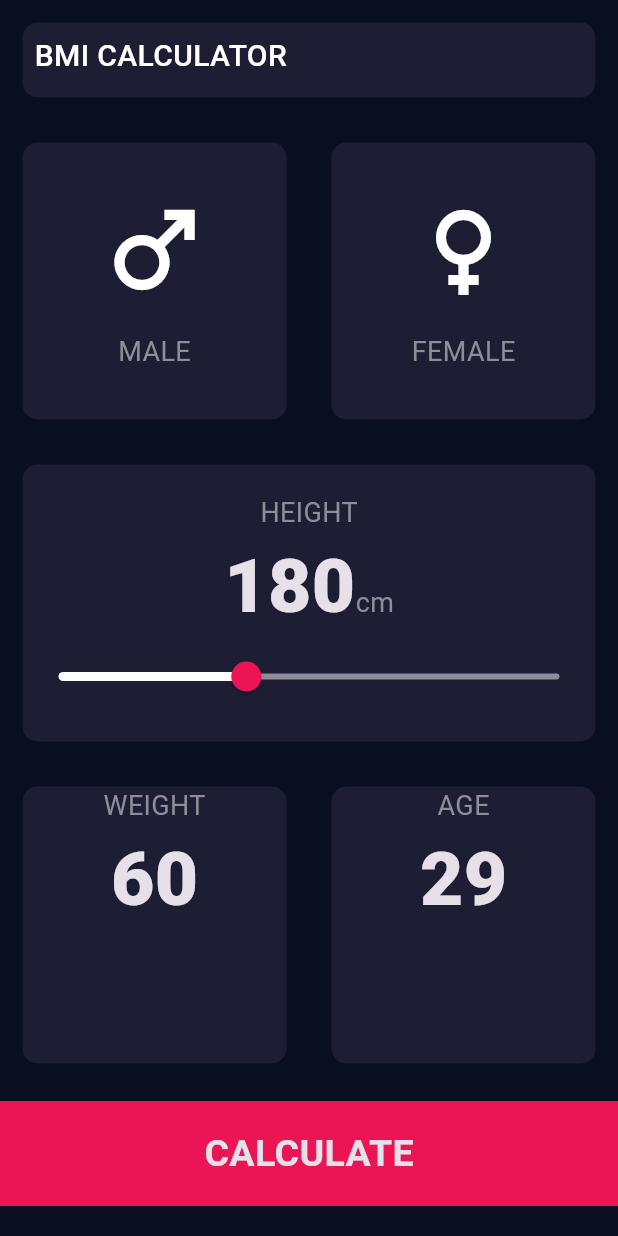
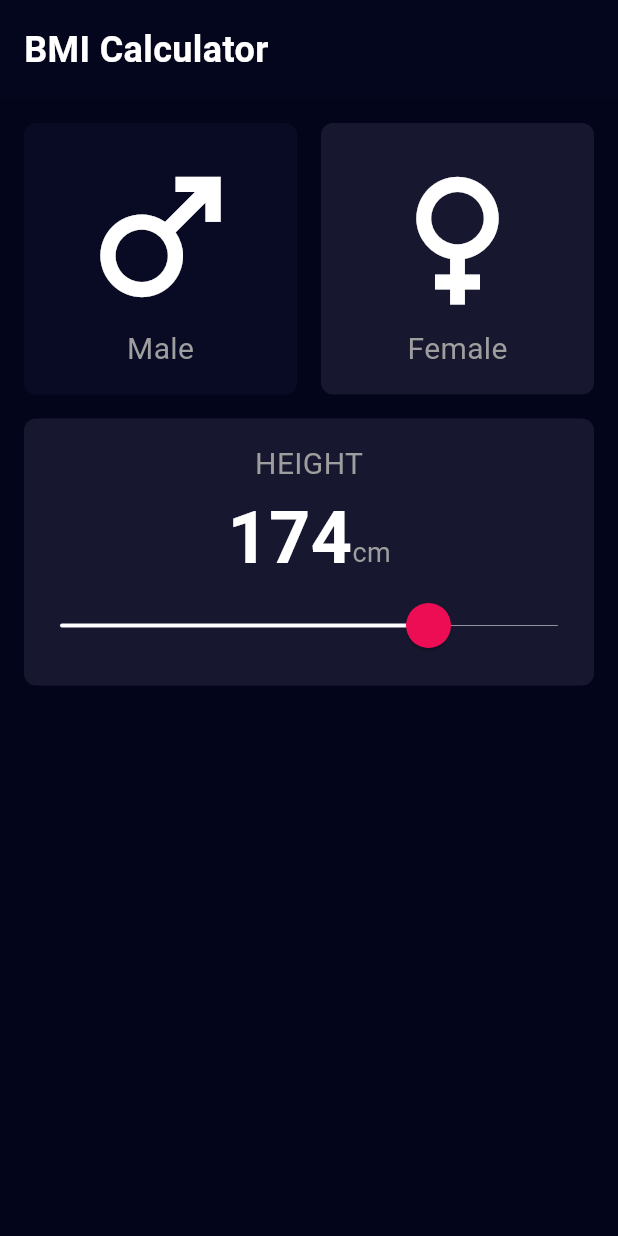
Before and after one commit to abdoSr88025/home_work, a Flutter app: the screen it shows after launch, on a phone screen of 412 x 824 dp. Run offline on Flutter 3.47's test engine with Material 3 defaults, Android fonts, the phone set to English and light mode, and no system bars.

Commit message:
bmi calculator first develop

```diff
--- a/flutter/bmi_calculator/lib/constants.dart
+++ /dev/null
@@ -1,41 +0,0 @@
-import 'package:flutter/material.dart';
-
-const kBottomContainerHeight = 80.0;
-const kActiveCardColour = Color(0xFF1D1E33);
-const kInactiveCardColour = Color(0xFF111328);
-const kBottomContainerColour = Color(0xFFEB1555);
-
-const kLabelTextStyle = TextStyle(
-  fontSize: 18.0,
-  color: Color(0xFF8D8E98),
-);
-
-const kNumberTextStyle = TextStyle(
-  fontSize: 50.0,
-  fontWeight: FontWeight.w900,
-);
-
-const kLargeButtonTextStyle = TextStyle(
-  fontSize: 25.0,
-  fontWeight: FontWeight.bold,
-);
-
-const kTitleTextStyle = TextStyle(
-  fontSize: 50.0,
-  fontWeight: FontWeight.bold,
-);
-
-const kResultTextStyle = TextStyle(
-  color: Color(0xFF24D876),
-  fontSize: 22.0,
-  fontWeight: FontWeight.bold,
-);
-
-const kBMITextStyle = TextStyle(
-  fontSize: 100.0,
-  fontWeight: FontWeight.bold,
-);
-
-const kBodyTextStyle = TextStyle(
-  fontSize: 22.0,
-);
--- /dev/null
+++ b/flutter/bmi_calculator/lib/homepage.dart
@@ -0,0 +1,30 @@
+import 'package:bmi_calculator/widgets/custom_app_bar.dart';
+import 'package:bmi_calculator/widgets/gender_selection_section.dart';
+import 'package:bmi_calculator/widgets/height_selection_item.dart';
+import 'package:flutter/material.dart';
+
+class Homepage extends StatelessWidget {
+  const Homepage({super.key});
+
+  @override
+  Widget build(BuildContext context) {
+    return Scaffold(
+      backgroundColor: Color(0xff03051A),
+      body: SafeArea(
+        child: Column(
+          children: [
+            CustomAppBar(),
+            SizedBox(height: 16),
+            Padding(
+              padding: const EdgeInsets.symmetric(horizontal: 16.0),
+              child: Column(
+                spacing: 16,
+                children: [GenderSelectionSection(), HeightSelectionItem()],
+              ),
+            ),
+          ],
+        ),
+      ),
+    );
+  }
+}
--- a/flutter/bmi_calculator/lib/icon_content.dart
+++ /dev/null
@@ -1,21 +0,0 @@
-import 'package:flutter/material.dart';
-import 'package:bmi_calculator/constants.dart';
-
-class IconContent extends StatelessWidget {
-  const IconContent({super.key, required this.icon, required this.label});
-
-  final IconData icon;
-  final String label;
-
-  @override
-  Widget build(BuildContext context) {
-    return Column(
-      mainAxisAlignment: MainAxisAlignment.center,
-      children: <Widget>[
-        Icon(icon, size: 80.0),
-        SizedBox(height: 15.0),
-        Text(label, style: kLabelTextStyle),
-      ],
-    );
-  }
-}
--- a/flutter/bmi_calculator/lib/main.dart
+++ b/flutter/bmi_calculator/lib/main.dart
@@ -1,22 +1,15 @@
-import 'package:bmi_calculator/main_page.dart';
+import 'package:bmi_calculator/homepage.dart';
 import 'package:flutter/material.dart';
 
 void main() {
-  runApp(const MyApp());
+  runApp(const BmiCalculatorApp());
 }
 
-class MyApp extends StatelessWidget {
-  const MyApp({super.key});
+class BmiCalculatorApp extends StatelessWidget {
+  const BmiCalculatorApp({super.key});
 
   @override
   Widget build(BuildContext context) {
-    return MaterialApp(
-      title: 'BMI Calculator',
-      theme: ThemeData.dark().copyWith(
-        primaryColor: Color(0xFF0A0E21),
-        scaffoldBackgroundColor: Color(0xFF0A0E21),
-      ),
-      home: MainPage(),
-    );
+    return MaterialApp(home: Homepage());
   }
 }
--- a/flutter/bmi_calculator/lib/main_page.dart
+++ /dev/null
@@ -1,149 +0,0 @@
-import 'package:bmi_calculator/constants.dart';
-import 'package:bmi_calculator/icon_content.dart';
-import 'package:flutter/material.dart';
-
-int height = 180;
-
-class MainPage extends StatefulWidget {
-  const MainPage({super.key});
-  @override
-  State<MainPage> createState() => _MainPageState();
-}
-
-class _MainPageState extends State<MainPage> {
-  @override
-  Widget build(BuildContext context) {
-    return Scaffold(
-      body: Column(
-        crossAxisAlignment: CrossAxisAlignment.stretch,
-        children: [
-          Container(
-            height: 50,
-            margin: EdgeInsets.all(15),
-            decoration: BoxDecoration(
-              color: Color(0xff1D1E33),
-              borderRadius: BorderRadius.circular(10),
-            ),
-            child: Padding(
-              padding: const EdgeInsets.all(8.0),
-              child: Text(
-                'BMI CALCULATOR',
-                style: TextStyle(
-                  fontWeight: FontWeight.w500,
-                  fontSize: 20,
-                  color: Colors.white,
-                ),
-              ),
-            ),
-          ),
-          Expanded(
-            child: Row(
-              children: [
-                Expanded(
-                  child: GestureDetector(
-                    onTap: () {},
-                    child: MultiUsedCard(
-                      cardChild: IconContent(icon: Icons.male, label: 'MALE'),
-                    ),
-                  ),
-                ),
-                Expanded(
-                  child: MultiUsedCard(
-                    cardChild: IconContent(icon: Icons.female, label: 'FEMALE'),
-                  ),
-                ),
-              ],
-            ),
-          ),
-          Expanded(
-            child: MultiUsedCard(
-              cardChild: Column(
-                mainAxisAlignment: MainAxisAlignment.center,
-                children: [
-                  Text('HEIGHT', style: kLabelTextStyle),
-                  Row(
-                    mainAxisAlignment: MainAxisAlignment.center,
-                    crossAxisAlignment: CrossAxisAlignment.baseline,
-                    textBaseline: TextBaseline.alphabetic,
-                    children: [
-                      Text('$height', style: kNumberTextStyle),
-                      Text('cm', style: kLabelTextStyle),
-                    ],
-                  ),
-                  Slider(
-                    value: height.toDouble(),
-                    min: 150.0,
-                    max: 230.0,
-                    activeColor: Colors.white,
-                    inactiveColor: Color(0xff8D8E98),
-                    thumbColor: Color(0xffEB1555),
-                    onChanged: (double newValue) {
-                      setState(() {
-                        height = newValue.round();
-                      });
-                    },
-                  ),
-                ],
-              ),
-            ),
-          ),
-          Expanded(
-            child: Row(
-              children: [
-                Expanded(
-                  child: MultiUsedCard(
-                    cardChild: Column(
-                      children: [
-                        Text('WEIGHT', style: kLabelTextStyle),
-                        Text('60', style: kNumberTextStyle),
-                      ],
-                    ),
-                  ),
-                ),
-                Expanded(
-                  child: MultiUsedCard(
-                    cardChild: Column(
-                      children: [
-                        Text('AGE', style: kLabelTextStyle),
-                        Text('29', style: kNumberTextStyle),
-                      ],
-                    ),
-                  ),
-                ),
-              ],
-            ),
-          ),
-          Container(
-            color: Color(0xffEB1555),
-            margin: EdgeInsets.only(top: 10),
-            width: double.infinity,
-            height: 70,
-            child: Center(
-              child: Text(
-                'CALCULATE',
-                style: TextStyle(fontSize: 25, fontWeight: FontWeight.bold),
-              ),
-            ),
-          ),
-          SizedBox(height: 20),
-        ],
-      ),
-    );
-  }
-}
-
-class MultiUsedCard extends StatelessWidget {
-  const MultiUsedCard({super.key, this.cardChild});
-  final Widget? cardChild;
-  @override
-  Widget build(BuildContext context) {
-    return Container(
-      margin: EdgeInsets.all(15),
-      decoration: BoxDecoration(
-        color: Color(0xff1D1E33),
-        borderRadius: BorderRadius.circular(10),
-      ),
-      child: cardChild,
-    );
-  }
-}
--- /dev/null
+++ b/flutter/bmi_calculator/lib/widgets/custom_app_bar.dart
@@ -0,0 +1,22 @@
+import 'package:flutter/material.dart';
+
+class CustomAppBar extends StatelessWidget {
+  const CustomAppBar({super.key});
+
+  @override
+  Widget build(BuildContext context) {
+    return Container(
+      width: double.infinity,
+      padding: EdgeInsets.only(top: 16, bottom: 16, left: 16),
+      color: Color(0xff04061D),
+      child: Text(
+        'BMI Calculator',
+        style: TextStyle(
+          fontSize: 24,
+          fontWeight: FontWeight.bold,
+          color: Colors.white,
+        ),
+      ),
+    );
+  }
+}
--- /dev/null
+++ b/flutter/bmi_calculator/lib/widgets/custom_container.dart
@@ -0,0 +1,20 @@
+import 'package:flutter/material.dart';
+
+class CustomContainer extends StatelessWidget {
+  const CustomContainer({super.key, this.color, required this.child});
+  final Color? color;
+  final Widget child;
+  @override
+  Widget build(BuildContext context) {
+    return Container(
+      width: double.infinity,
+      padding: EdgeInsets.symmetric(vertical: 16),
+      decoration: BoxDecoration(
+        borderRadius: BorderRadius.circular(8),
+        color: color ?? Color(0xff17172F),
+      ),
+
+      child: child,
+    );
+  }
+}
--- /dev/null
+++ b/flutter/bmi_calculator/lib/widgets/gender_item.dart
@@ -0,0 +1,27 @@
+import 'package:bmi_calculator/widgets/custom_container.dart';
+import 'package:bmi_calculator/widgets/title_section.dart';
+import 'package:flutter/material.dart';
+
+class GenderItem extends StatelessWidget {
+  const GenderItem({
+    super.key,
+    required this.icon,
+    required this.data,
+    required this.color,
+  });
+  final IconData icon;
+  final String data;
+  final Color color;
+  @override
+  Widget build(BuildContext context) {
+    return CustomContainer(
+      color: color,
+      child: Column(
+        children: [
+          Icon(icon, color: Colors.white, size: 120),
+          TitleSection(label: data),
+        ],
+      ),
+    );
+  }
+}
--- /dev/null
+++ b/flutter/bmi_calculator/lib/widgets/gender_selection_section.dart
@@ -0,0 +1,49 @@
+import 'package:bmi_calculator/widgets/gender_item.dart';
+import 'package:flutter/material.dart';
+
+class GenderSelectionSection extends StatefulWidget {
+  const GenderSelectionSection({super.key});
+
+  @override
+  State<GenderSelectionSection> createState() => _GenderSelectionSectionState();
+}
+
+class _GenderSelectionSectionState extends State<GenderSelectionSection> {
+  bool isMaleSelected = true;
+  Color activeColor = Color(0xff090B24);
+  Color inActiveColor = Color(0xff17172F);
+  @override
+  Widget build(BuildContext context) {
+    return Row(
+      children: [
+        Expanded(
+          child: GestureDetector(
+            onTap: () {
+              isMaleSelected = true;
+              setState(() {});
+            },
+            child: GenderItem(
+              icon: Icons.male,
+              data: "Male",
+              color: isMaleSelected ? activeColor : inActiveColor,
+            ),
+          ),
+        ),
+        SizedBox(width: 16),
+        Expanded(
+          child: GestureDetector(
+            onTap: () {
+              isMaleSelected = false;
+              setState(() {});
+            },
+            child: GenderItem(
+              icon: Icons.female,
+              data: "Female",
+              color: !isMaleSelected ? activeColor : inActiveColor,
+            ),
+          ),
+        ),
+      ],
+    );
+  }
+}
--- /dev/null
+++ b/flutter/bmi_calculator/lib/widgets/height_selection_item.dart
@@ -0,0 +1,58 @@
+import 'package:bmi_calculator/widgets/custom_container.dart';
+import 'package:bmi_calculator/widgets/title_section.dart';
+import 'package:flutter/material.dart';
+
+class HeightSelectionItem extends StatefulWidget {
+  const HeightSelectionItem({super.key});
+
+  @override
+  State<HeightSelectionItem> createState() => _HeightSelectionItemState();
+}
+
+class _HeightSelectionItemState extends State<HeightSelectionItem> {
+  double height = 174;
+  @override
+  Widget build(BuildContext context) {
+    return CustomContainer(
+      child: Column(
+        children: [
+          TitleSection(label: 'HEIGHT'),
+          Row(
+            crossAxisAlignment: CrossAxisAlignment.baseline,
+            textBaseline: TextBaseline.alphabetic,
+            mainAxisAlignment: MainAxisAlignment.center,
+            children: [
+              Text(
+                height.round().toString(),
+                style: TextStyle(
+                  color: Colors.white,
+                  fontSize: 48,
+                  fontWeight: FontWeight.bold,
+                ),
+              ),
+              Text('cm', style: TextStyle(color: Colors.grey, fontSize: 18)),
+            ],
+          ),
+          SliderTheme(
+            data: SliderThemeData(
+              trackHeight: .7,
+              thumbShape: RoundSliderThumbShape(enabledThumbRadius: 15),
+            ),
+            child: Slider(
+              value: height,
+              onChanged: (value) {
+                height = value;
+                setState(() {});
+              },
+              min: 100,
+              max: 200,
+              activeColor: Colors.white,
+              inactiveColor: Color(0xff8F919E),
+              thumbColor: Color(0xffEC0D54),
+            ),
+          ),
+        ],
+      ),
+    );
+  }
+}
--- /dev/null
+++ b/flutter/bmi_calculator/lib/widgets/title_section.dart
@@ -0,0 +1,12 @@
+import 'package:flutter/material.dart';
+
+class TitleSection extends StatelessWidget {
+  const TitleSection({super.key, required this.label});
+
+  final String label;
+
+  @override
+  Widget build(BuildContext context) {
+    return Text(label, style: TextStyle(color: Colors.grey, fontSize: 20));
+  }
+}
```
Also changed, not shown: 1 other file.
